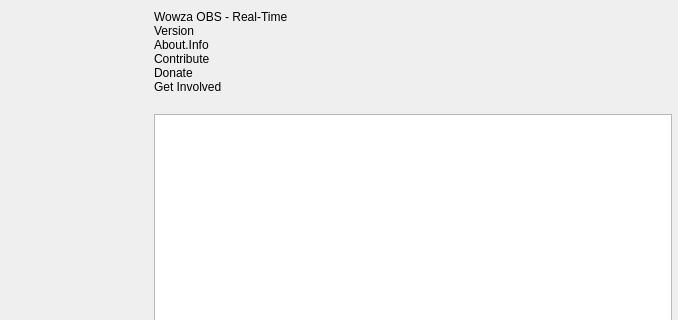
Old version of the form vendor_skins/Wowza/UI/forms/OBSAbout.ui in the repository CoSMoSoftware/OBS-studio-webrtc; both pictures show x 162 to 840 and y 0 to 320 of the 840 by 519 pixel window.
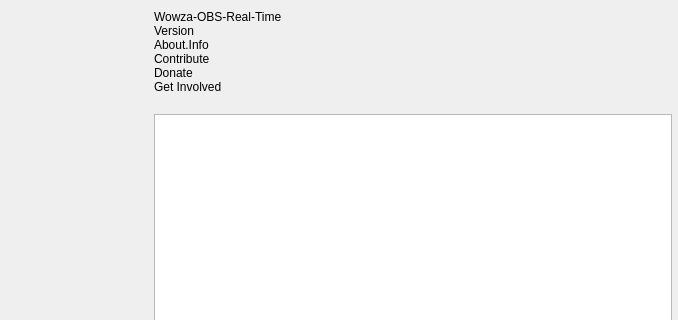
New version of the form. Icons and pictures are not drawn. Custom widgets are drawn as their Qt base class.

```diff
--- a/vendor_skins/Wowza/UI/forms/OBSAbout.ui
+++ b/vendor_skins/Wowza/UI/forms/OBSAbout.ui
@@ -76,7 +76,7 @@
        <item>
         <widget class="QLabel" name="name">
          <property name="text">
-          <string notr="true">Wowza OBS - Real-Time</string>
+          <string notr="true">Wowza-OBS-Real-Time</string>
          </property>
         </widget>
        </item>
```
